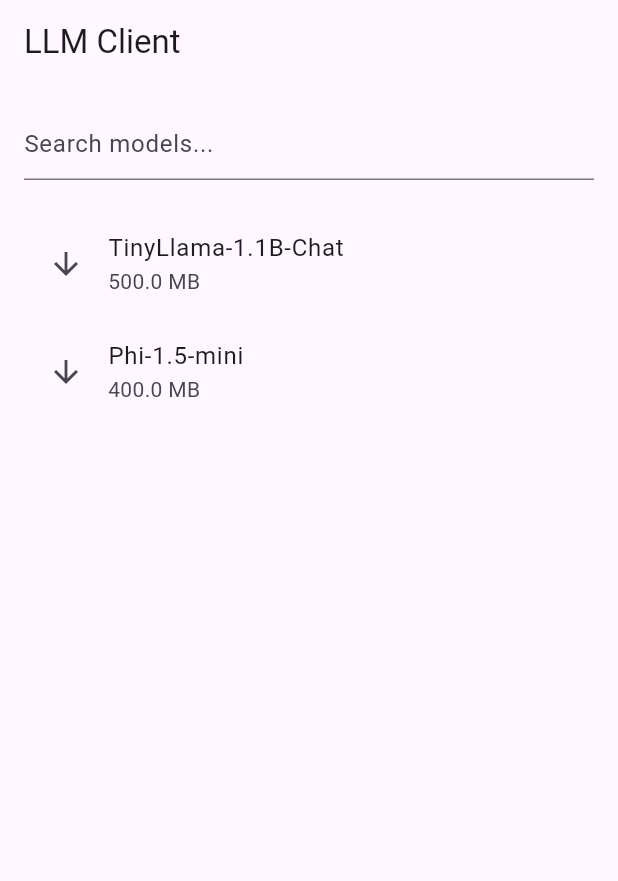
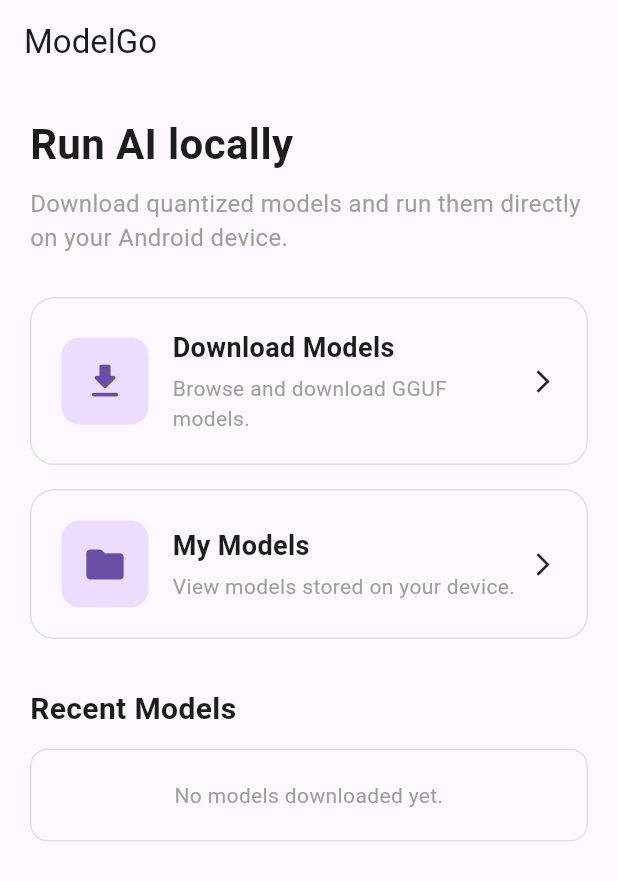
Before and after one commit to temp-usr22117/ModelGo, a Flutter app: the screen it shows after launch, on a phone screen of 412 x 824 dp. Shown: the top 881 px of the screen. Run offline on Flutter 3.47's test engine with Material 3 defaults, Android fonts, the phone set to English and light mode, and no system bars; missing offline and left inert: flutter_downloader.

Commit message:
UI fix and Model download implementation begins

```diff
--- /dev/null
+++ b/lib/screens/dashboard.dart
@@ -0,0 +1,181 @@
+import 'package:flutter/material.dart';
+
+import 'download_models.dart';
+import 'my_models.dart';
+
+class DashboardScreen extends StatelessWidget {
+  const DashboardScreen({super.key});
+
+  @override
+  Widget build(BuildContext context) {
+    return Scaffold(
+      appBar: AppBar(
+        title: const Text('ModelGo'),
+      ),
+      body: SafeArea(
+        child: SingleChildScrollView(
+          padding: const EdgeInsets.all(20),
+          child: Column(
+            crossAxisAlignment: CrossAxisAlignment.start,
+            children: [
+              const Text(
+                'Run AI locally',
+                style: TextStyle(
+                  fontSize: 28,
+                  fontWeight: FontWeight.bold,
+                ),
+              ),
+
+              const SizedBox(height: 8),
+
+              const Text(
+                'Download quantized models and run them directly '
+                'on your Android device.',
+                style: TextStyle(
+                  fontSize: 16,
+                  color: Colors.grey,
+                ),
+              ),
+
+              const SizedBox(height: 28),
+
+              _DashboardCard(
+                icon: Icons.download_rounded,
+                title: 'Download Models',
+                description: 'Browse and download GGUF models.',
+                onTap: () {
+                  Navigator.push(
+                    context,
+                    MaterialPageRoute(
+                      builder: (_) => const ModelBrowserScreen(),
+                    ),
+                  );
+                },
+              ),
+
+              const SizedBox(height: 16),
+
+              _DashboardCard(
+                icon: Icons.folder_rounded,
+                title: 'My Models',
+                description: 'View models stored on your device.',
+                onTap: () {
+                  Navigator.push(
+                    context,
+                    MaterialPageRoute(
+                      builder: (_) => const MyModelsScreen(),
+                    ),
+                  );
+                },
+              ),
+
+              const SizedBox(height: 32),
+
+              const Text(
+                'Recent Models',
+                style: TextStyle(
+                  fontSize: 20,
+                  fontWeight: FontWeight.bold,
+                ),
+              ),
+
+              const SizedBox(height: 12),
+
+              Container(
+                width: double.infinity,
+                padding: const EdgeInsets.all(20),
+                decoration: BoxDecoration(
+                  border: Border.all(
+                    color: Colors.grey.shade300,
+                  ),
+                  borderRadius: BorderRadius.circular(12),
+                ),
+                child: const Text(
+                  'No models downloaded yet.',
+                  textAlign: TextAlign.center,
+                  style: TextStyle(
+                    color: Colors.grey,
+                  ),
+                ),
+              ),
+            ],
+          ),
+        ),
+      ),
+    );
+  }
+}
+
+class _DashboardCard extends StatelessWidget {
+  final IconData icon;
+  final String title;
+  final String description;
+  final VoidCallback onTap;
+
+  const _DashboardCard({
+    required this.icon,
+    required this.title,
+    required this.description,
+    required this.onTap,
+  });
+
+  @override
+  Widget build(BuildContext context) {
+    return InkWell(
+      onTap: onTap,
+      borderRadius: BorderRadius.circular(16),
+      child: Container(
+        width: double.infinity,
+        padding: const EdgeInsets.all(20),
+        decoration: BoxDecoration(
+          borderRadius: BorderRadius.circular(16),
+          border: Border.all(
+            color: Colors.grey.shade300,
+          ),
+        ),
+        child: Row(
+          children: [
+            Container(
+              padding: const EdgeInsets.all(14),
+              decoration: BoxDecoration(
+                color: Theme.of(context).colorScheme.primaryContainer,
+                borderRadius: BorderRadius.circular(12),
+              ),
+              child: Icon(
+                icon,
+                size: 30,
+                color: Theme.of(context).colorScheme.primary,
+              ),
+            ),
+
+            const SizedBox(width: 16),
+
+            Expanded(
+              child: Column(
+                crossAxisAlignment: CrossAxisAlignment.start,
+                children: [
+                  Text(
+                    title,
+                    style: const TextStyle(
+                      fontSize: 18,
+                      fontWeight: FontWeight.bold,
+                    ),
+                  ),
+                  const SizedBox(height: 4),
+                  Text(
+                    description,
+                    style: const TextStyle(
+                      color: Colors.grey,
+                    ),
+                  ),
+                ],
+              ),
+            ),
+
+            const Icon(Icons.arrow_forward_ios, size: 18),
+          ],
+        ),
+      ),
+    );
+  }
+}
--- a/pubspec.yaml
+++ b/pubspec.yaml
@@ -36,6 +36,7 @@
   # The following adds the Cupertino Icons font to your application.
   # Use with the CupertinoIcons class for iOS style icons.
   cupertino_icons: ^1.0.8
+  path_provider: ^2.1.6
 
 dev_dependencies:
   flutter_test:
```
Also changed, not shown: lib/main.dart (+17 -75 lines), lib/screens/chat.dart (+41 -44 lines), lib/screens/download_models.dart (added, +146 -0 lines), lib/screens/my_models.dart (added, +22 -0 lines), lib/services/model_storage_service.dart (added, +35 -0 lines), pubspec.lock, 2 other files.
